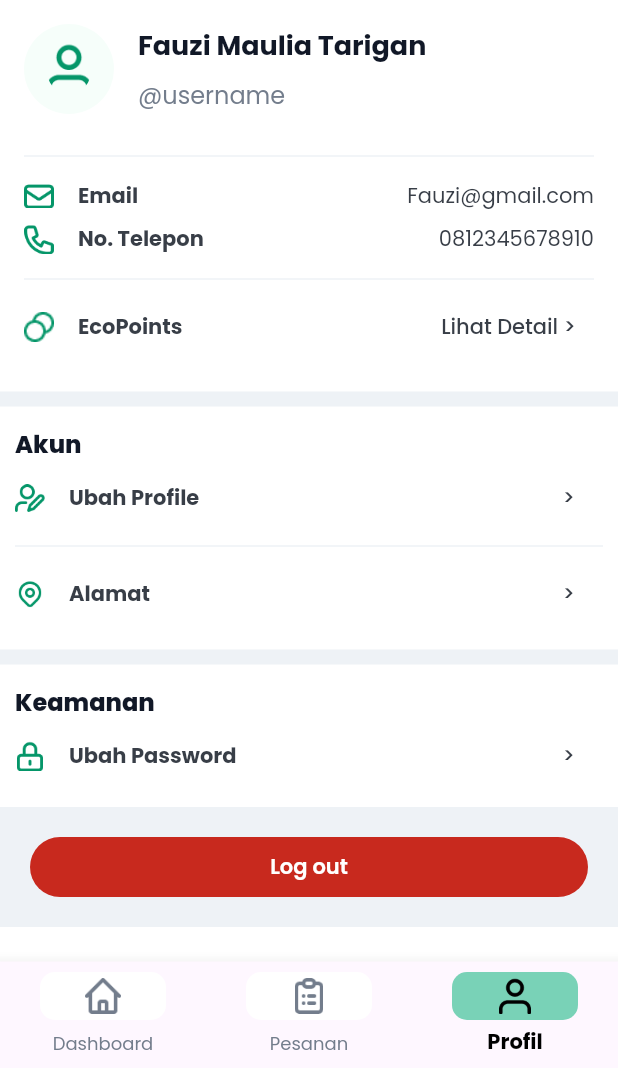
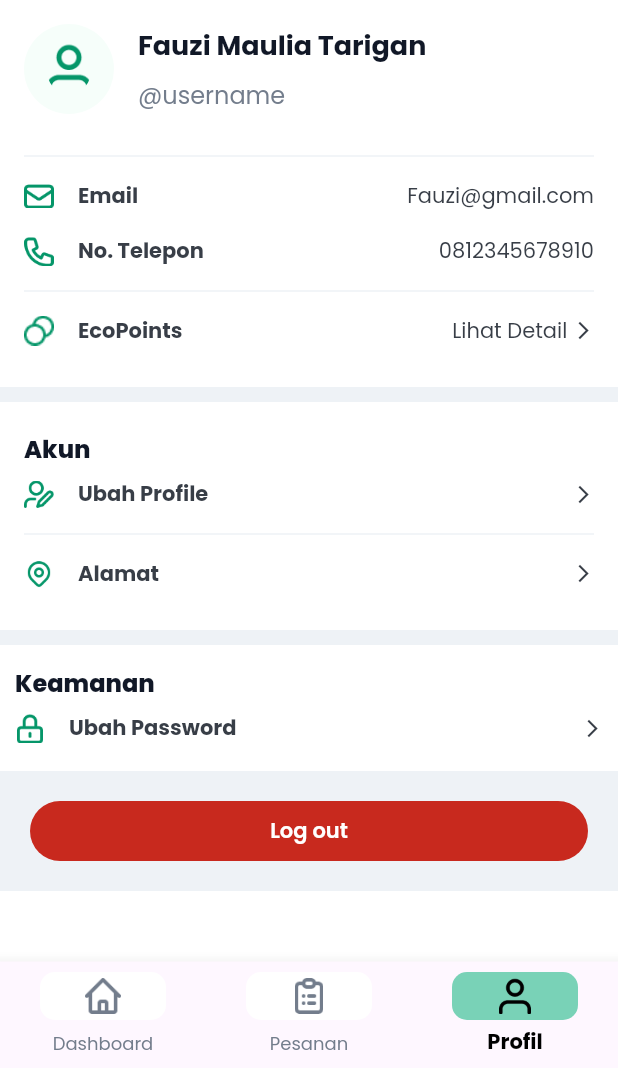
Before and after one commit to Ecowave-Alterra/ecowave-flutter, a Flutter app: the screen it shows after launch, item 3 of the bottom bar chosen, on a phone screen of 412 x 824 dp, the part 168-1236 px from its top. Run offline on Flutter 3.47's test engine with Material 2 defaults, Android fonts, the phone set to English and light mode, and no system bars; our stand-ins replace another_flushbar, carousel_slider, equatable, file_picker, flutter_bloc, flutter_countdown_timer and 5 more; network calls fail.

Commit message:
Fixing Profile

```diff
--- a/lib/features/profile/view/profile.dart
+++ b/lib/features/profile/view/profile.dart
@@ -26,10 +26,13 @@ class ProfilePage extends StatelessWidget {
                     crossAxisAlignment: CrossAxisAlignment.start,
                     children: [
                       10.0.height,
-                      const Text("Saya",
+                      const Text(
+                        "Saya",
                         style: TextStyle(
                           fontSize: AppSizes.secondary,
-                              fontWeight: AppFontWeight.bold)),
+                          fontWeight: AppFontWeight.bold,
+                        ),
+                      ),
                       16.0.height,
                       const Row(
                         children: [
@@ -52,7 +55,8 @@ class ProfilePage extends StatelessWidget {
                                 style: TextStyle(
                                   fontSize: 18.0,
                                   fontWeight: FontWeight.bold,
-                                    color: AppColors.black),
+                                  color: AppColors.black,
+                                ),
                               ),
                               SizedBox(height: 8.0),
                               Text(
@@ -88,18 +92,21 @@ class ProfilePage extends StatelessWidget {
                                 style: TextStyle(
                                   fontSize: 14,
                                   color: AppColors.grey700,
-                                    fontWeight: AppFontWeight.bold),
+                                  fontWeight: AppFontWeight.bold,
+                                ),
                               ),
                             ],
                           ),
                           Text(
                             'Fauzi@gmail.com',
                             style: TextStyle(
-                                fontSize: 14, color: AppColors.grey700),
+                              fontSize: 14,
+                              color: AppColors.grey700,
+                            ),
                           ),
                         ],
                       ),
-                      8.0.height,
+                      16.0.height,
                       const Row(
                         mainAxisAlignment: MainAxisAlignment.spaceBetween,
                         children: [
@@ -116,14 +123,17 @@ class ProfilePage extends StatelessWidget {
                                 style: TextStyle(
                                   fontSize: 14,
                                   color: AppColors.grey700,
-                                    fontWeight: AppFontWeight.bold),
+                                  fontWeight: AppFontWeight.bold,
+                                ),
                               ),
                             ],
                           ),
                           Text(
                             '0812345678910',
                             style: TextStyle(
-                                fontSize: 14, color: AppColors.grey700),
+                              fontSize: 14,
+                              color: AppColors.grey700,
+                            ),
                           ),
                         ],
                       ),
@@ -132,10 +142,17 @@ class ProfilePage extends StatelessWidget {
                         thickness: 1,
                         color: AppColors.grey50,
                       ),
-                      Row(
+                      InkWell(
+                        onTap: () {
+                          // Tindakan yang dijalankan saat tombol diklik
+                        },
+                        child: const Padding(
+                          padding: EdgeInsets.symmetric(
+                              vertical: AppSizes.primary / 2),
+                          child: Row(
                             mainAxisAlignment: MainAxisAlignment.spaceBetween,
                             children: [
-                          const Row(
+                              Row(
                                 children: [
                                   ImageIcon(
                                     size: 20,
@@ -148,20 +165,31 @@ class ProfilePage extends StatelessWidget {
                                     style: TextStyle(
                                       fontSize: 14,
                                       color: AppColors.grey700,
-                                    fontWeight: AppFontWeight.bold),
-                              ),
-                            ],
-                          ),
-                          TextButton(
-                            onPressed: () {},
-                            child: const Text(
-                              'Lihat Detail >',
-                              style: TextStyle(
-                                  fontSize: 14, color: AppColors.grey700),
+                                      fontWeight: AppFontWeight.bold,
                                     ),
                                   ),
                                 ],
                               ),
+                              Row(
+                                children: [
+                                  Text(
+                                    'Lihat Detail ',
+                                    style: TextStyle(
+                                      fontSize: 14,
+                                      color: AppColors.grey700,
+                                    ),
+                                  ),
+                                  Icon(
+                                    Icons.arrow_forward_ios,
+                                    size: 14,
+                                    color: AppColors.grey700,
+                                  ),
+                                ],
+                              ),
+                            ],
+                          ),
+                        ),
+                      )
                     ],
                   ),
                 ],
@@ -172,7 +200,7 @@ class ProfilePage extends StatelessWidget {
               color: AppColors.grey50,
             ),
             Padding(
-              padding: const EdgeInsets.all(10),
+              padding: const EdgeInsets.all(AppSizes.primary),
               child: Column(
                 crossAxisAlignment: CrossAxisAlignment.start,
                 children: [
@@ -180,12 +208,20 @@ class ProfilePage extends StatelessWidget {
                     "Akun",
                     style: TextStyle(
                       fontSize: AppSizes.primary,
-                          fontWeight: AppFontWeight.extrabold),
+                      fontWeight: AppFontWeight.extrabold,
                     ),
-                    Row(
+                  ),
+                  InkWell(
+                    onTap: () {
+                      context.push(const EditProfilePage());
+                    },
+                    child: const Padding(
+                      padding:
+                          EdgeInsets.symmetric(vertical: AppSizes.primary / 2),
+                      child: Row(
                         mainAxisAlignment: MainAxisAlignment.spaceBetween,
                         children: [
-                        const Row(
+                          Row(
                             children: [
                               ImageIcon(
                                 size: 20,
@@ -198,29 +234,32 @@ class ProfilePage extends StatelessWidget {
                                 style: TextStyle(
                                   fontSize: 14,
                                   color: AppColors.grey700,
-                                  fontWeight: AppFontWeight.bold),
-                            ),
-                          ],
-                        ),
-                        TextButton(
-                          onPressed: () {
-                            context.push(const EditProfilePage());
-                          },
-                          child: const Text(
-                            '     >',
-                            style: TextStyle(
-                                fontSize: 14, color: AppColors.grey700),
+                                  fontWeight: AppFontWeight.bold,
                                 ),
                               ),
                             ],
                           ),
+                          Icon(
+                            Icons.arrow_forward_ios,
+                            size: 14,
+                            color: AppColors.grey700,
+                          ),
+                        ],
+                      ),
+                    ),
+                  ),
                   const Divider(
                     color: AppColors.grey50,
                   ),
-                    Row(
+                  InkWell(
+                      onTap: () {},
+                      child: const Padding(
+                        padding: EdgeInsets.symmetric(
+                            vertical: AppSizes.primary / 2),
+                        child: Row(
                           mainAxisAlignment: MainAxisAlignment.spaceBetween,
                           children: [
-                        const Row(
+                            Row(
                               children: [
                                 ImageIcon(
                                   size: 20,
@@ -233,21 +272,32 @@ class ProfilePage extends StatelessWidget {
                                   style: TextStyle(
                                     fontSize: 14,
                                     color: AppColors.grey700,
-                                  fontWeight: AppFontWeight.bold),
-                            ),
-                          ],
-                        ),
-                        TextButton(
-                          onPressed: () {},
-                          child: const Text(
-                            '     >',
-                            style: TextStyle(
-                                fontSize: 14, color: AppColors.grey700),
+                                    fontWeight: AppFontWeight.bold,
                                   ),
                                 ),
                               ],
                             ),
-                  ]),
+                            Row(
+                              children: [
+                                Text(
+                                  ' ',
+                                  style: TextStyle(
+                                    fontSize: 14,
+                                    color: AppColors.grey700,
+                                  ),
+                                ),
+                                Icon(
+                                  Icons.arrow_forward_ios,
+                                  size: 14,
+                                  color: AppColors.grey700,
+                                ),
+                              ],
+                            ),
+                          ],
+                        ),
+                      ))
+                ],
+              ),
             ),
             const Divider(
               thickness: 10,
@@ -262,12 +312,18 @@ class ProfilePage extends StatelessWidget {
                     "Keamanan",
                     style: TextStyle(
                       fontSize: AppSizes.primary,
-                          fontWeight: AppFontWeight.extrabold),
+                      fontWeight: AppFontWeight.extrabold,
                     ),
-                    Row(
+                  ),
+                  InkWell(
+                    onTap: () {},
+                    child: const Padding(
+                      padding:
+                          EdgeInsets.symmetric(vertical: AppSizes.primary / 2),
+                      child: Row(
                         mainAxisAlignment: MainAxisAlignment.spaceBetween,
                         children: [
-                        const Row(
+                          Row(
                             children: [
                               ImageIcon(
                                 size: 20,
@@ -280,21 +336,22 @@ class ProfilePage extends StatelessWidget {
                                 style: TextStyle(
                                   fontSize: 14,
                                   color: AppColors.grey700,
-                                  fontWeight: AppFontWeight.bold),
-                            ),
-                          ],
-                        ),
-                        TextButton(
-                          onPressed: () {},
-                          child: const Text(
-                            '     >',
-                            style: TextStyle(
-                                fontSize: 14, color: AppColors.grey700),
+                                  fontWeight: AppFontWeight.bold,
                                 ),
                               ),
                             ],
                           ),
-                  ]),
+                          Icon(
+                            Icons.arrow_forward_ios,
+                            size: 14,
+                            color: AppColors.grey700,
+                          ),
+                        ],
+                      ),
+                    ),
+                  )
+                ],
+              ),
             ),
             Container(
               color: AppColors.grey50,
@@ -303,7 +360,7 @@ class ProfilePage extends StatelessWidget {
                 child: EcoFormButton(
                   label: 'Log out',
                   onPressed: () {
-                    context.push(const  EmptyUserPage());
+                    context.push(const EmptyUserPage());
                   },
                   backgroundColor: AppColors.error500,
                 ),
```
Lines whose indentation alone changed are shown as unchanged.
